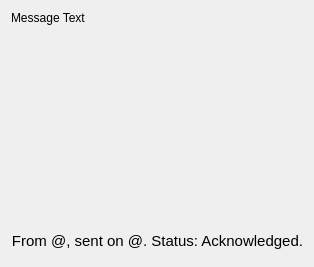
Old version of the form src/widgets/textchatwidgetitem.ui in the repository blizzard4591/openMittsu.
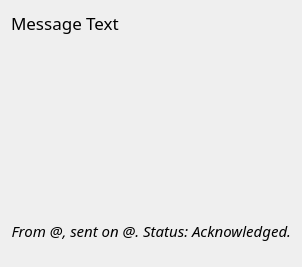
New version of the form.

Commit message: Separated ui-properties from code (Font properties etc are now stored in the corresponding .ui-files)

Patch:
```diff
--- a/src/widgets/textchatwidgetitem.ui
+++ b/src/widgets/textchatwidgetitem.ui
@@ -39,6 +39,8 @@
      </property>
      <property name="font">
       <font>
+       <family>Source Sans Pro</family>
+       <pointsize>13</pointsize>
        <stylestrategy>PreferAntialias</stylestrategy>
       </font>
      </property>
@@ -74,12 +76,14 @@
      <property name="maximumSize">
       <size>
        <width>16777215</width>
-       <height>30</height>
+       <height>50</height>
       </size>
      </property>
      <property name="font">
       <font>
+       <family>Source Sans Pro</family>
        <pointsize>11</pointsize>
+       <italic>true</italic>
        <stylestrategy>PreferAntialias</stylestrategy>
       </font>
      </property>
```
The commit also changes 5 other files.
